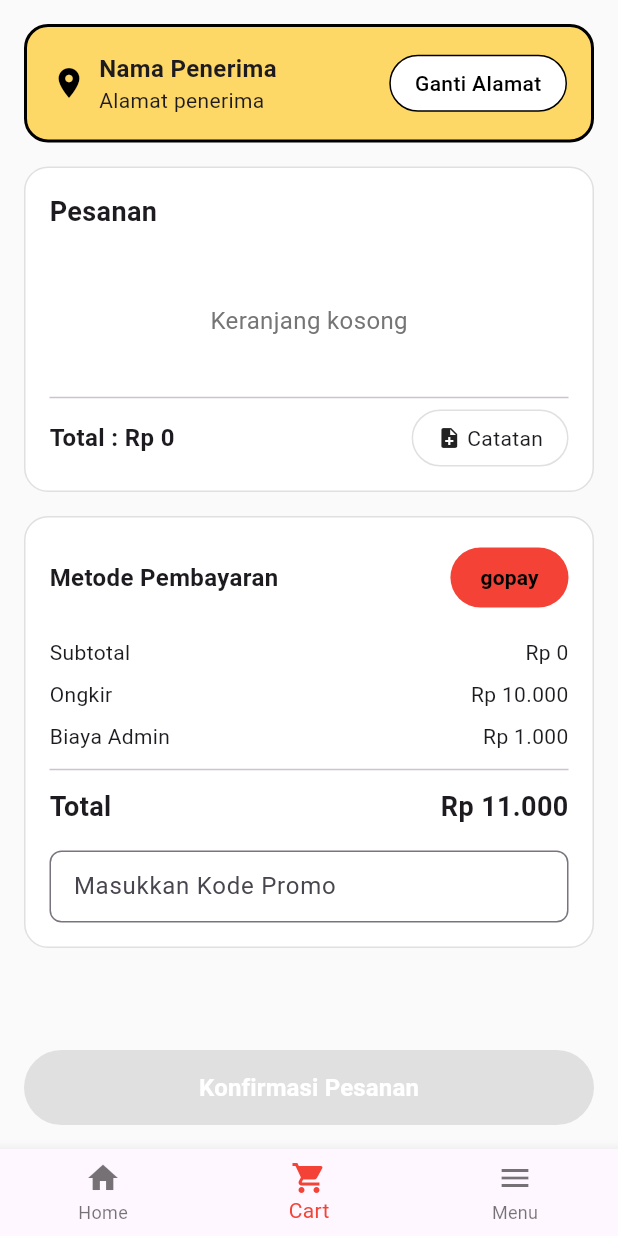
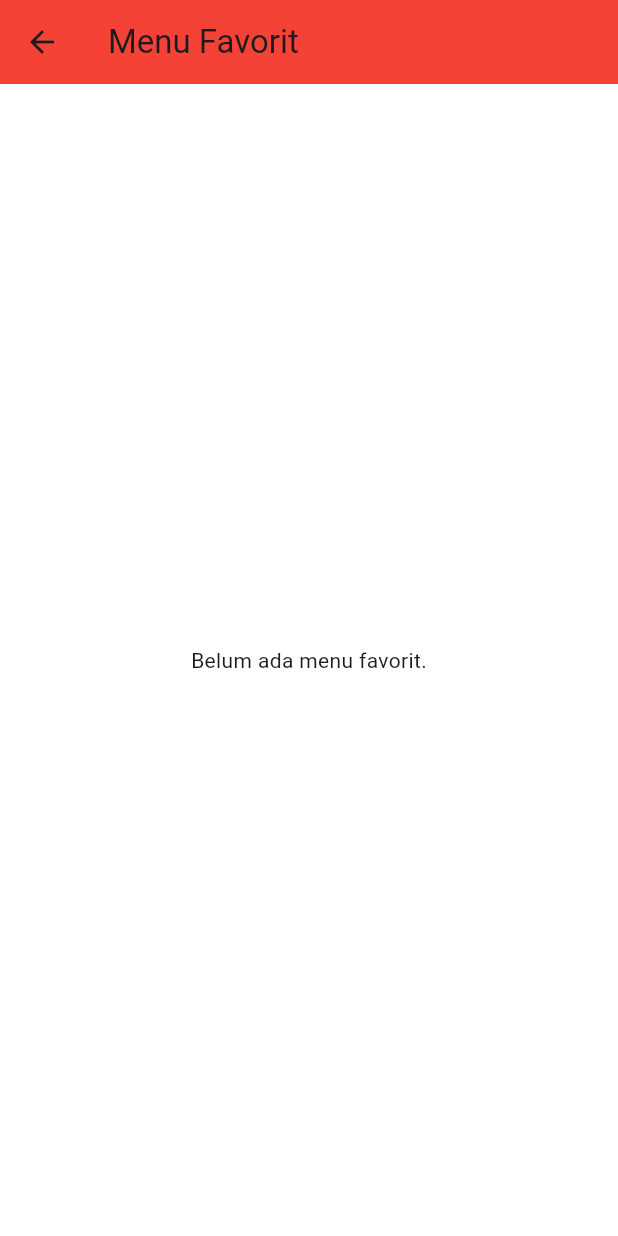
Before and after one commit to maslindu/PAB-Responsi1-Kelompok, a Flutter app: the CheckoutScreen screen opened directly with empty values, item 3 of the bottom bar chosen, after a tap on "Menu Favorit", on a phone screen of 412 x 824 dp. Run offline on Flutter 3.47's test engine with Material 3 defaults, Android fonts, the phone set to English and light mode, and no system bars; our stand-ins replace hive, hive_flutter; accounts and stored records are empty.

Commit message:
tambah menu fav

```diff
--- a/lib/main.dart
+++ b/lib/main.dart
@@ -2,11 +2,15 @@ import 'package:flutter/material.dart';
 import 'package:hive_flutter/hive_flutter.dart';
 import 'screens/menu_screen.dart';
 import 'models/address.dart';
+import 'models/menu_item.dart'; // Import MenuItem
 
 void main() async {
+  WidgetsFlutterBinding.ensureInitialized(); // Ensure Flutter binding is initialized
   await Hive.initFlutter();
   Hive.registerAdapter(AddressAdapter());
+  Hive.registerAdapter(MenuItemAdapter()); // Register MenuItemAdapter
   await Hive.openBox<Address>('addresses');
+  await Hive.openBox<MenuItem>('favoriteMenus'); // Open a new box for favorite menus
 
   runApp(const MyApp());
 }
--- a/lib/models/menu_item.dart
+++ b/lib/models/menu_item.dart
@@ -1,9 +1,20 @@
+import 'package:hive/hive.dart';
+
+part 'menu_item.g.dart';
+
+@HiveType(typeId: 0) // Assign a unique typeId
 class MenuItem {
+  @HiveField(0)
   final String id;
+  @HiveField(1)
   final String name;
+  @HiveField(2)
   final String category;
+  @HiveField(3)
   final double price;
+  @HiveField(4)
   final String image;
+  @HiveField(5)
   final String description;
 
   MenuItem({
--- /dev/null
+++ b/lib/screens/favorite_menu_screen.dart
@@ -0,0 +1,65 @@
+import 'package:flutter/material.dart';
+import 'package:hive_flutter/hive_flutter.dart';
+import '../models/menu_item.dart';
+import '../widgets/menu_card.dart'; // Assuming MenuCard can be reused
+import '../widgets/menu_detail_popup.dart'; // Import MenuDetailPopup
+
+class FavoriteMenuScreen extends StatelessWidget {
+  const FavoriteMenuScreen({Key? key}) : super(key: key);
+
+  @override
+  Widget build(BuildContext context) {
+    return Scaffold(
+      appBar: AppBar(
+        title: const Text('Menu Favorit'),
+        backgroundColor: Colors.red,
+      ),
+      body: ValueListenableBuilder(
+        valueListenable: Hive.box<MenuItem>('favoriteMenus').listenable(),
+        builder: (context, Box<MenuItem> box, _) {
+          if (box.isEmpty) {
+            return const Center(
+              child: Text('Belum ada menu favorit.'),
+            );
+          }
+          return GridView.builder(
+            padding: const EdgeInsets.all(16.0),
+            gridDelegate: const SliverGridDelegateWithFixedCrossAxisCount(
+              crossAxisCount: 2,
+              childAspectRatio: 0.8,
+              crossAxisSpacing: 12,
+              mainAxisSpacing: 12,
+            ),
+            itemCount: box.length,
+            itemBuilder: (context, index) {
+              final MenuItem menuItem = box.getAt(index)!;
+              return MenuCard(
+                menuItem: menuItem,
+                onTap: () {
+                  showModalBottomSheet(
+                    context: context,
+                    isScrollControlled: true,
+                    backgroundColor: Colors.transparent,
+                    builder: (context) => MenuDetailPopup(
+                      menuItem: menuItem,
+                      onAddToCart: (quantity) {
+                        // This screen doesn't handle adding to cart directly,
+                        // but MenuDetailPopup requires it. Can be a no-op or show a message.
+                        ScaffoldMessenger.of(context).showSnackBar(
+                          SnackBar(
+                            content: Text('${menuItem.name} added to cart from favorites!'),
+                            backgroundColor: Colors.green,
+                          ),
+                        );
+                      },
+                    ),
+                  );
+                },
+              );
+            },
+          );
+        },
+      ),
+    );
+  }
+}
--- a/lib/screens/menu_screen.dart
+++ b/lib/screens/menu_screen.dart
@@ -395,6 +395,7 @@ class _MenuScreenState extends State<MenuScreen> {
                   );
                 },
               ),
+              SizedBox(height: 80), // Add extra space at the bottom to prevent overflow
             ],
           ),
         ),
--- a/lib/screens/sliding_sidebar.dart
+++ b/lib/screens/sliding_sidebar.dart
@@ -1,6 +1,7 @@
 import 'package:flutter/material.dart';
 import 'dart:ui';
 import 'address_list_screen.dart';
+import 'favorite_menu_screen.dart'; // Import the new screen
 
 class SlidingSidebar extends StatefulWidget {
   const SlidingSidebar({Key? key}) : super(key: key);
@@ -180,7 +181,13 @@ class _SlidingSidebarState extends State<SlidingSidebar>
                               _buildMenuItem(
                                 title: 'Menu Favorit',
                                 onTap: () {
-                                  Navigator.pop(context);
+                                  Navigator.pop(context); // Close the sidebar
+                                  Navigator.push( // Navigate to FavoriteMenuScreen
+                                    context,
+                                    MaterialPageRoute(
+                                      builder: (context) => const FavoriteMenuScreen(),
+                                    ),
+                                  );
                                 },
                               ),
                               _buildMenuItem(
```
Also changed, not shown: lib/widgets/menu_detail_popup.dart (+54 -0 lines), lib/models/menu_item.g.dart (added).
